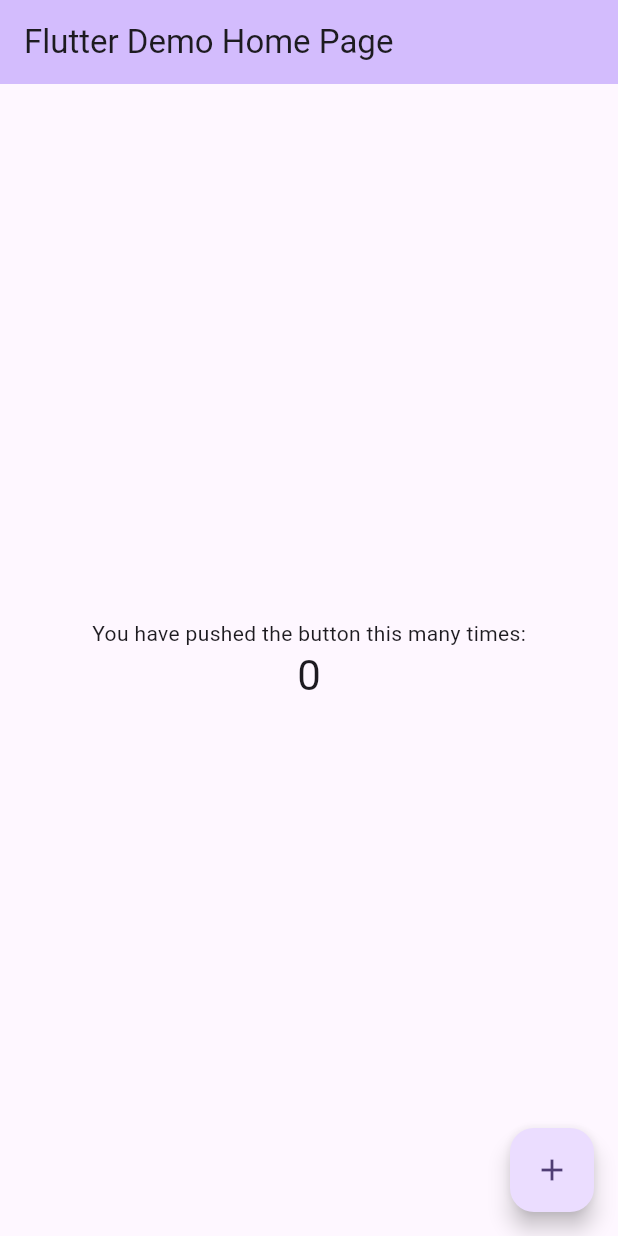
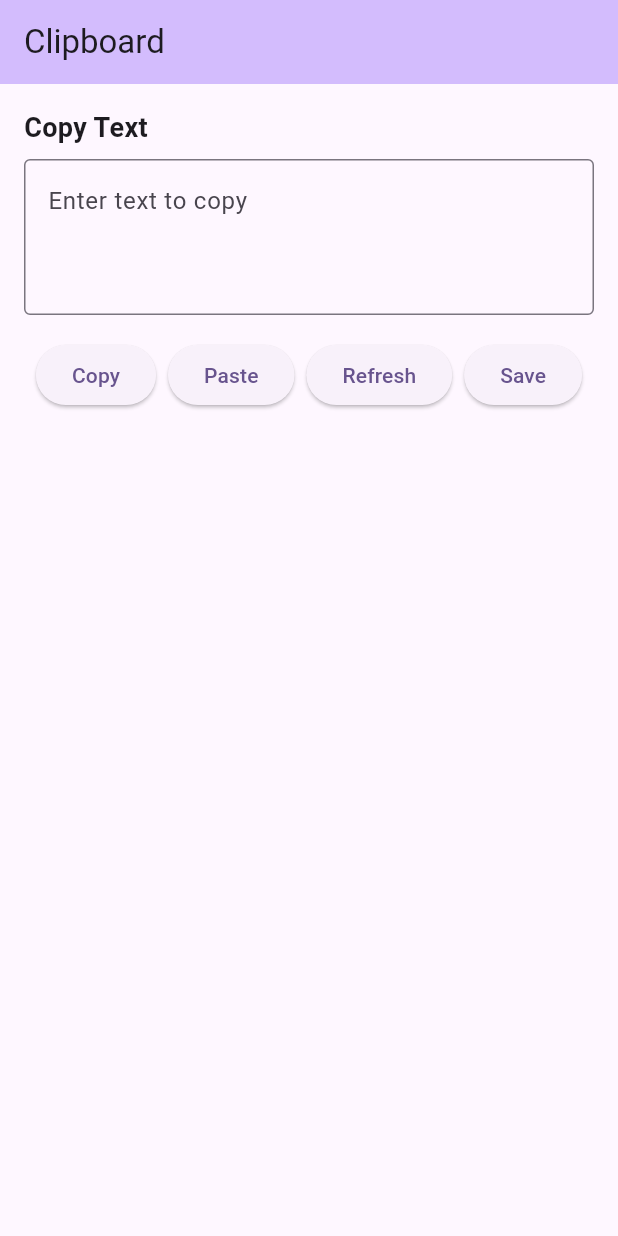
Before and after one commit to Z-zoe8013/ZTOOLBOX, a Flutter app: the screen it shows after launch, on a phone screen of 412 x 824 dp. Run offline on Flutter 3.47's test engine with Material 3 defaults, Android fonts, the phone set to English and light mode, and no system bars.

Commit message:
完成云剪切板保存和获取数据

```diff
--- /dev/null
+++ b/lib/Cloud clipboard/Access service/save.dart
@@ -0,0 +1,99 @@
+import 'dart:convert';
+import 'package:http/http.dart' as http;
+import 'dart:async';
+import 'token.dart'; // 添加token.dart导入
+
+class SaveService {
+  // 保存笔记的API地址
+  final String _apiUrl = "https://api.txttool.cn/netcut/note/save/";
+
+  // 请求头配置
+  final Map<String, String> _headers = {
+    "Accept": "application/json, text/javascript, */*; q=0.01",
+    "Accept-Encoding": "gzip, deflate, br, zstd",
+    "Accept-Language": "zh-CN,zh;q=0.9,en;q=0.8,en-GB;q=0.7,en-US;q=0.6",
+    "Content-Type": "application/x-www-form-urlencoded; charset=UTF-8",
+    "Origin": "https://netcut.cn",
+    "Referer": "https://netcut.cn/",
+    "Sec-Ch-Ua":
+        '"Chromium";v="140", "Not=A?Brand";v="24", "Microsoft Edge";v="140"',
+    "Sec-Ch-Ua-Mobile": "?0",
+    "Sec-Ch-Ua-Platform": '"Windows"',
+    "Sec-Fetch-Dest": "empty",
+    "Sec-Fetch-Mode": "cors",
+    "Sec-Fetch-Site": "cross-site",
+    "User-Agent":
+        "Mozilla/5.0 (Windows NT 10.0; Win64; x64) AppleWebKit/537.36 (KHTML, like Gecko) Chrome/140.0.0.0 Safari/537.36 Edg/140.0.0.0",
+    "X-Requested-With": "XMLHttpRequest",
+  };
+
+  // 固定的请求参数（除了note_content之外的所有字段）
+  final String _noteName = "1j4i6jp0n";
+  final String _noteId = "bf00bee32f8c67cd";
+  final String _expireTime = "94608000";
+  final String _notePwd = "1234";
+  final NoteTokenFetcher _tokenFetcher = NoteTokenFetcher(); // 添加token获取器实例
+
+  // 简化的保存笔记方法，只需传入note_content
+  Future<Map<String, dynamic>?> saveNote({required String noteContent}) async {
+    try {
+      final uri = Uri.parse(_apiUrl);
+      print('发送保存请求到: $uri');
+
+      // 获取最新的note_token
+      final token = await _tokenFetcher.fetchLatestToken();
+      if (token == null) {
+        throw NetcutException('无法获取note_token');
+      }
+
+      // 构建请求体，使用固定参数 + 传入的note_content
+      final Map<String, String> payload = {
+        "note_name": _noteName,
+        "note_id": _noteId,
+        "note_content": noteContent,
+        "note_token": token, // 使用动态获取的token
+        "expire_time": _expireTime,
+        "note_pwd": _notePwd,
+      };
+
+      final response = await http
+          .post(uri, headers: _headers, body: payload)
+          .timeout(const Duration(seconds: 10));
+
+      print('保存请求返回状态码: ${response.statusCode}');
+
+      if (response.statusCode == 200) {
+        // 解析响应体
+        final data = json.decode(response.body) as Map<String, dynamic>?;
+
+        if (data == null) {
+          print('响应数据为空');
+          return null;
+        }
+
+        return data;
+      } else {
+        throw NetcutException('保存失败，状态码: ${response.statusCode}');
+      }
+    } on http.ClientException catch (e) {
+      print('网络请求异常: $e');
+      throw NetcutException('网络连接错误: ${e.message}');
+    } on TimeoutException catch (_) {
+      print('请求超时');
+      throw NetcutException('请求超时，请稍后重试');
+    } catch (e) {
+      print('保存发生错误: $e');
+      throw NetcutException('保存笔记失败: ${e.toString()}');
+    }
+  }
+}
+
+// 自定义异常类
+class NetcutException implements Exception {
+  final String message;
+
+  NetcutException(this.message);
+
+  @override
+  String toString() => message;
+}
--- /dev/null
+++ b/lib/Cloud clipboard/Access service/token.dart
@@ -0,0 +1,70 @@
+import 'dart:convert';
+import 'package:http/http.dart' as http;
+import 'dart:async';
+
+class NoteTokenFetcher {
+  // 固定参数
+  final String _noteName = "1j4i6jp0n";
+  final String _notePwd = "1234";
+  final String _infoApiUrl = "https://api.txttool.cn/netcut/note/info/";
+
+  // 请求头
+  final Map<String, String> _headers = {
+    "Accept": "application/json, text/javascript, */*; q=0.01",
+    "Accept-Encoding": "gzip, deflate, br, zstd",
+    "Accept-Language": "zh-CN,zh;q=0.9,en;q=0.8,en-GB;q=0.7,en-US;q=0.6",
+    "Content-Type": "application/x-www-form-urlencoded; charset=UTF-8",
+    "Origin": "https://netcut.cn",
+    "Referer": "https://netcut.cn/",
+    "Sec-Ch-Ua":
+        '"Chromium";v="140", "Not=A?Brand";v="24", "Microsoft Edge";v="140"',
+    "Sec-Ch-Ua-Mobile": "?0",
+    "Sec-Ch-Ua-Platform": '"Windows"',
+    "Sec-Fetch-Dest": "empty",
+    "Sec-Fetch-Mode": "cors",
+    "Sec-Fetch-Site": "cross-site",
+    "User-Agent":
+        "Mozilla/5.0 (Windows NT 10.0; Win64; x64) AppleWebKit/537.36 (KHTML, like Gecko) Chrome/140.0.0.0 Safari/537.36 Edg/140.0.0.0",
+    "X-Requested-With": "XMLHttpRequest",
+  };
+
+  // 获取最新 note_token 的方法
+  Future<String?> fetchLatestToken() async {
+    try {
+      final uri = Uri.parse(_infoApiUrl);
+      final payload = {"note_name": _noteName, "note_pwd": _notePwd};
+
+      print("正在从 $_infoApiUrl 获取 token...");
+
+      final response = await http
+          .post(uri, headers: _headers, body: payload)
+          .timeout(const Duration(seconds: 10));
+
+      print("服务器响应状态码: ${response.statusCode}");
+
+      if (response.statusCode == 200) {
+        final data = json.decode(response.body) as Map<String, dynamic>?;
+
+        if (data == null) {
+          throw Exception("响应数据为空");
+        }
+
+        // 提取 token（根据实际响应结构调整字段路径）
+        if (data['status'] == 1 && data['data'] is Map) {
+          final token = data['data']['note_token'] as String?;
+          return token;
+        } else {
+          throw Exception("响应状态异常或数据结构不符，status: ${data['status']}");
+        }
+      } else {
+        throw Exception("请求失败，状态码: ${response.statusCode}");
+      }
+    } on TimeoutException {
+      throw Exception("请求超时（10秒）");
+    } on http.ClientException catch (e) {
+      throw Exception("网络错误: ${e.message}");
+    } catch (e) {
+      throw Exception("处理过程出错: ${e.toString()}");
+    }
+  }
+}
--- /dev/null
+++ b/lib/Cloud clipboard/Access service/visit.dart
@@ -0,0 +1,66 @@
+import 'dart:convert';
+import 'package:http/http.dart' as http;
+
+class NetcutService {
+  // 固定的API地址
+  final String _apiUrl = "https://api.txttool.cn/netcut/note/info/";
+
+  // 固定的请求负载
+  final Map<String, String> _fixedPayload = {
+    "note_name": "1j4i6jp0n",
+    "note_pwd": "1234",
+  };
+
+  // 固定的请求头
+  final Map<String, String> _headers = {
+    "Accept": "application/json, text/javascript, */*; q=0.01",
+    "Accept-Encoding": "gzip, deflate, br, zstd",
+    "Accept-Language": "zh-CN,zh;q=0.9,en;q=0.8,en-GB;q=0.7,en-US;q=0.6",
+    "Content-Type": "application/x-www-form-urlencoded; charset=UTF-8",
+    "Origin": "https://netcut.cn",
+    "Referer": "https://netcut.cn/",
+    "Sec-Ch-Ua":
+        '"Chromium";v="140", "Not=A?Brand";v="24", "Microsoft Edge";v="140"',
+    "Sec-Ch-Ua-Mobile": "?0",
+    "Sec-Ch-Ua-Platform": '"Windows"',
+    "Sec-Fetch-Dest": "empty",
+    "Sec-Fetch-Mode": "cors",
+    "Sec-Fetch-Site": "cross-site",
+    "User-Agent":
+        "Mozilla/5.0 (Windows NT 10.0; Win64; x64) AppleWebKit/537.36 (KHTML, like Gecko) Chrome/140.0.0.0 Safari/537.36 Edg/140.0.0.0",
+  };
+
+  // 发送请求的方法
+  Future<dynamic> fetchNoteInfo() async {
+    try {
+      final uri = Uri.parse(_apiUrl);
+      final response = await http
+          .post(uri, headers: _headers, body: _fixedPayload)
+          .timeout(const Duration(seconds: 10));
+
+      if (response.statusCode == 200) {
+        // 解析响应体
+        final data = json.decode(response.body);
+
+        // 检查返回数据结构并提取所需字段
+        if (data != null && data is Map<String, dynamic>) {
+          // 检查是否有status字段且为成功状态
+          if (data['status'] == 1 && data['data'] != null) {
+            // 从data字段中提取内容
+            final noteData = data['data'];
+            if (noteData is Map<String, dynamic>) {
+              // 只返回note_content
+              return noteData['note_content'];
+            }
+          }
+        }
+        return data;
+      } else {
+        throw Exception('请求失败，状态码: ${response.statusCode}');
+      }
+    } catch (e) {
+      print('请求发生错误: $e');
+      return null;
+    }
+  }
+}
--- /dev/null
+++ b/lib/Cloud clipboard/index.dart
@@ -0,0 +1,114 @@
+import 'package:flutter/material.dart';
+import 'Access service/visit.dart';
+import 'Access service/save.dart';
+
+/// 剪贴板页面
+/// 提供复制和粘贴文本的功能界面
+class ClipboardPage extends StatefulWidget {
+  const ClipboardPage({super.key});
+
+  @override
+  State<ClipboardPage> createState() => _ClipboardPageState();
+}
+
+class _ClipboardPageState extends State<ClipboardPage> {
+  final TextEditingController _textController = TextEditingController();
+
+  @override
+  void dispose() {
+    _textController.dispose();
+    super.dispose();
+  }
+
+  @override
+  Widget build(BuildContext context) {
+    return Scaffold(
+      appBar: AppBar(
+        title: const Text('Clipboard'),
+        backgroundColor: Theme.of(context).colorScheme.inversePrimary,
+      ),
+      body: Padding(
+        padding: const EdgeInsets.all(16.0),
+        child: Column(
+          crossAxisAlignment: CrossAxisAlignment.start,
+          children: [
+            const Text(
+              'Copy Text',
+              style: TextStyle(fontSize: 18, fontWeight: FontWeight.bold),
+            ),
+            const SizedBox(height: 8),
+            // 文本输入框，用于输入需要复制的文本
+            TextField(
+              controller: _textController,
+              decoration: const InputDecoration(
+                border: OutlineInputBorder(),
+                hintText: 'Enter text to copy',
+              ),
+              maxLines: 3,
+            ),
+            const SizedBox(height: 16),
+            Row(
+              mainAxisAlignment: MainAxisAlignment.spaceEvenly,
+              children: [
+                // 复制按钮
+                ElevatedButton(
+                  onPressed: () {
+                    // 复制文本的逻辑
+                  },
+                  child: const Text('Copy'),
+                ),
+                // 粘贴按钮
+                ElevatedButton(
+                  onPressed: () {
+                    // 粘贴文本的逻辑
+                  },
+                  child: const Text('Paste'),
+                ),
+                // 刷新按钮
+                ElevatedButton(
+                  onPressed: () async {
+                    // 触发访问网页并输出到控制台
+                    final service = NetcutService();
+                    final result = await service.fetchNoteInfo();
+                    setState(() {
+                      // 将 Map<String, dynamic> 转换为 String
+                      _textController.text = result.toString();
+                    });
+                  },
+                  child: const Text('Refresh'),
+                ),
+                // 保存按钮
+                ElevatedButton(
+                  onPressed: () async {
+                    // 保存文本的逻辑
+                    try {
+                      final saveService = SaveService();
+                      final result = await saveService.saveNote(
+                        noteContent: _textController.text,
+                      );
+
+                      if (result != null && !result.toString().contains('失效')) {
+                        ScaffoldMessenger.of(
+                          context,
+                        ).showSnackBar(const SnackBar(content: Text('保存成功')));
+                      } else {
+                        ScaffoldMessenger.of(
+                          context,
+                        ).showSnackBar(const SnackBar(content: Text('保存失败')));
+                      }
+                    } catch (e) {
+                      ScaffoldMessenger.of(
+                        context,
+                      ).showSnackBar(SnackBar(content: Text('保存出错: $e')));
+                    }
+                  },
+                  child: const Text('Save'),
+                ),
+              ],
+            ),
+          ],
+        ),
+      ),
+    );
+  }
+}
--- a/lib/main.dart
+++ b/lib/main.dart
@@ -1,122 +1,24 @@
 import 'package:flutter/material.dart';
+import 'Cloud clipboard/index.dart';
 
+// 应用程序入口点
 void main() {
   runApp(const MyApp());
 }
 
+/// 主应用组件
+/// 配置应用程序的主题和初始页面
 class MyApp extends StatelessWidget {
   const MyApp({super.key});
 
-  // This widget is the root of your application.
   @override
   Widget build(BuildContext context) {
     return MaterialApp(
       title: 'Flutter Demo',
       theme: ThemeData(
-        // This is the theme of your application.
-        //
-        // TRY THIS: Try running your application with "flutter run". You'll see
-        // the application has a purple toolbar. Then, without quitting the app,
-        // try changing the seedColor in the colorScheme below to Colors.green
-        // and then invoke "hot reload" (save your changes or press the "hot
-        // reload" button in a Flutter-supported IDE, or press "r" if you used
-        // the command line to start the app).
-        //
-        // Notice that the counter didn't reset back to zero; the application
-        // state is not lost during the reload. To reset the state, use hot
-        // restart instead.
-        //
-        // This works for code too, not just values: Most code changes can be
-        // tested with just a hot reload.
         colorScheme: ColorScheme.fromSeed(seedColor: Colors.deepPurple),
       ),
-      home: const MyHomePage(title: 'Flutter Demo Home Page'),
+      home: const ClipboardPage(), // 更改主页为ClipboardPage
     );
   }
 }
-
-class MyHomePage extends StatefulWidget {
-  const MyHomePage({super.key, required this.title});
-
-  // This widget is the home page of your application. It is stateful, meaning
-  // that it has a State object (defined below) that contains fields that affect
-  // how it looks.
-
-  // This class is the configuration for the state. It holds the values (in this
-  // case the title) provided by the parent (in this case the App widget) and
-  // used by the build method of the State. Fields in a Widget subclass are
-  // always marked "final".
-
-  final String title;
-
-  @override
-  State<MyHomePage> createState() => _MyHomePageState();
-}
-
-class _MyHomePageState extends State<MyHomePage> {
-  int _counter = 0;
-
-  void _incrementCounter() {
-    setState(() {
-      // This call to setState tells the Flutter framework that something has
-      // changed in this State, which causes it to rerun the build method below
-      // so that the display can reflect the updated values. If we changed
-      // _counter without calling setState(), then the build method would not be
-      // called again, and so nothing would appear to happen.
-      _counter++;
-    });
-  }
-
-  @override
-  Widget build(BuildContext context) {
-    // This method is rerun every time setState is called, for instance as done
-    // by the _incrementCounter method above.
-    //
-    // The Flutter framework has been optimized to make rerunning build methods
-    // fast, so that you can just rebuild anything that needs updating rather
-    // than having to individually change instances of widgets.
-    return Scaffold(
-      appBar: AppBar(
-        // TRY THIS: Try changing the color here to a specific color (to
-        // Colors.amber, perhaps?) and trigger a hot reload to see the AppBar
-        // change color while the other colors stay the same.
-        backgroundColor: Theme.of(context).colorScheme.inversePrimary,
-        // Here we take the value from the MyHomePage object that was created by
-        // the App.build method, and use it to set our appbar title.
-        title: Text(widget.title),
-      ),
-      body: Center(
-        // Center is a layout widget. It takes a single child and positions it
-        // in the middle of the parent.
-        child: Column(
-          // Column is also a layout widget. It takes a list of children and
-          // arranges them vertically. By default, it sizes itself to fit its
-          // children horizontally, and tries to be as tall as its parent.
-          //
-          // Column has various properties to control how it sizes itself and
-          // how it positions its children. Here we use mainAxisAlignment to
-          // center the children vertically; the main axis here is the vertical
-          // axis because Columns are vertical (the cross axis would be
-          // horizontal).
-          //
-          // TRY THIS: Invoke "debug painting" (choose the "Toggle Debug Paint"
-          // action in the IDE, or press "p" in the console), to see the
-          // wireframe for each widget.
-          mainAxisAlignment: MainAxisAlignment.center,
-          children: <Widget>[
-            const Text('You have pushed the button this many times:'),
-            Text(
-              '$_counter',
-              style: Theme.of(context).textTheme.headlineMedium,
-            ),
-          ],
-        ),
-      ),
-      floatingActionButton: FloatingActionButton(
-        onPressed: _incrementCounter,
-        tooltip: 'Increment',
-        child: const Icon(Icons.add),
-      ), // This trailing comma makes auto-formatting nicer for build methods.
-    );
-  }
-}
```
Also changed, not shown: pubspec.yaml (+2 -67 lines), pubspec.lock.
